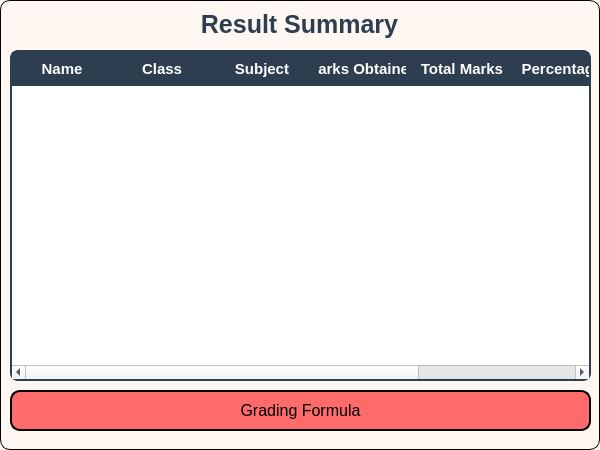
sarimkhan4/SchoolManagementSystem, file StudentPanel/StudentResult.ui: the form before one commit.
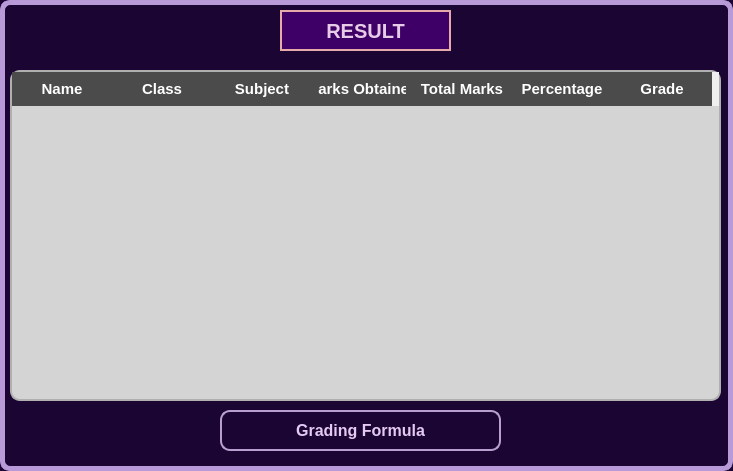
The form after the commit.

The edit to the form file:
```diff
--- a/StudentPanel/StudentResult.ui
+++ b/StudentPanel/StudentResult.ui
@@ -6,8 +6,8 @@
    <rect>
     <x>0</x>
     <y>0</y>
-    <width>600</width>
-    <height>450</height>
+    <width>733</width>
+    <height>471</height>
    </rect>
   </property>
   <property name="windowTitle">
@@ -15,18 +15,18 @@
   </property>
   <property name="styleSheet">
    <string notr="true">QDialog#StudentResult {
-        background-color: #fef6f0   ;
-        border: 1px solid black;
+   background-color:#1B0633;
+border:5px solid #B89AD8;
         border-radius: 10%;
 }</string>
   </property>
   <widget class="QLabel" name="titleLabel">
    <property name="geometry">
     <rect>
-     <x>9</x>
-     <y>9</y>
-     <width>581</width>
-     <height>31</height>
+     <x>280</x>
+     <y>10</y>
+     <width>171</width>
+     <height>41</height>
     </rect>
    </property>
    <property name="font">
@@ -37,12 +37,17 @@
    </property>
    <property name="styleSheet">
     <string notr="true">QLabel#titleLabel {
-        font-size: 25px;
-color: #2c3e50 ;
+  background-color: #3E0066;
+  color: #E6CCE7;
+  border: 2px solid #E7A9A9;
+  font-weight: bold;
+  font-size: 20px;
+  text-align: center;
+
 }</string>
    </property>
    <property name="text">
-    <string>Result Summary</string>
+    <string>RESULT</string>
    </property>
    <property name="alignment">
     <set>Qt::AlignmentFlag::AlignCenter</set>
@@ -51,19 +56,23 @@
   <widget class="QPushButton" name="gradingFormulaButton">
    <property name="geometry">
     <rect>
-     <x>10</x>
-     <y>390</y>
-     <width>581</width>
+     <x>220</x>
+     <y>410</y>
+     <width>281</width>
      <height>41</height>
     </rect>
    </property>
    <property name="styleSheet">
     <string notr="true">QPushButton#gradingFormulaButton {
-    background-color: #ff6b6b;
-    border: 1.5px solid black;
+     border: 1.5px solid #B89FD0;
     border-radius: 10px;
     padding: 6px;
     font-size: 16px;
+background: qlineargradient(x1:0, y1:0, x2:1, y2:1,
+                            stop:0 rgb(95, 2, 95),
+                            stop:1 rgb(216, 181, 221));
+color:#e4c9f2;
+font-weight:700;
 }
 
 /* Hover effect */
@@ -81,28 +90,29 @@
    <property name="geometry">
     <rect>
      <x>10</x>
-     <y>50</y>
-     <width>581</width>
+     <y>70</y>
+     <width>711</width>
      <height>331</height>
     </rect>
    </property>
    <property name="styleSheet">
     <string notr="true">QTableWidget#tableWidget {
-    border: 1.5px solid #2c3e50;
-    border-radius: 8px;
-    background-color: #ffffff;
+    border: 1.5px solid #b0b0b0;  /* Softer grey border */
+    border-radius: 10px;
+    background-color: #d4d4d4;    /* Lighter table background */
     font-family: 'Segoe UI', sans-serif;
     font-size: 11pt;
-    color: #2c3e50;
-    gridline-color: #ecf0f1;
-    alternate-background-color: #f7f9fa;
-    selection-background-color: #d6eaf8;
-    selection-color: #1a252f;
+    color: #1f1f1f;
+    gridline-color: #bcbcbc;      /* Mid grey grid lines */
+    alternate-background-color: #e2e2e2;  /* Subtle row alternation */
+    selection-background-color: #b0b0b0;  /* Visible selection */
+    selection-color: #000000;
+    font-weight: 500;
 }
 
 QHeaderView::section {
-    background-color: #2c3e50;
-    color: white;
+    background-color: #4b4b4b;    /* Darker grey header */
+    color: #ffffff;               /* Light font for contrast */
     font-weight: bold;
     font-size: 11pt;
     padding: 6px;
@@ -111,18 +121,20 @@
 }
 
 QTableWidget QTableCornerButton::section {
-    background-color: #2c3e50;
+   background-color: #8a8a8a;    /* Match header color */
     border: none;
 }
 
 QTableWidget::item {
-    padding: 8px 10px;
-    font-size: 9pt;
+      padding: 8px 10px;
+    font-size: 10pt;
+    color: #1f1f1f;
+    background-color: transparent;
 }
 
 QTableWidget::item:selected {
-    background-color: #d6eaf8;
-    color: #1a252f;
+    background-color: #b0b0b0;
+    color: #000000;
 }
 </string>
    </property>
```
Left out of the diff: 3 changed lines with no effect on the pictures.
